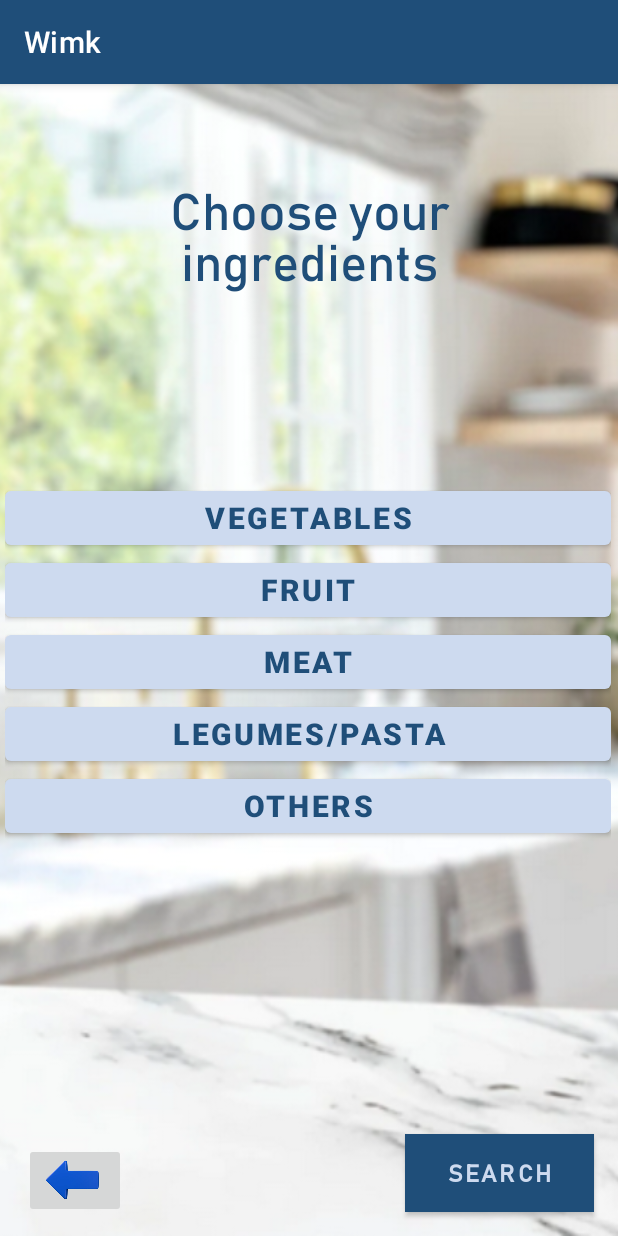
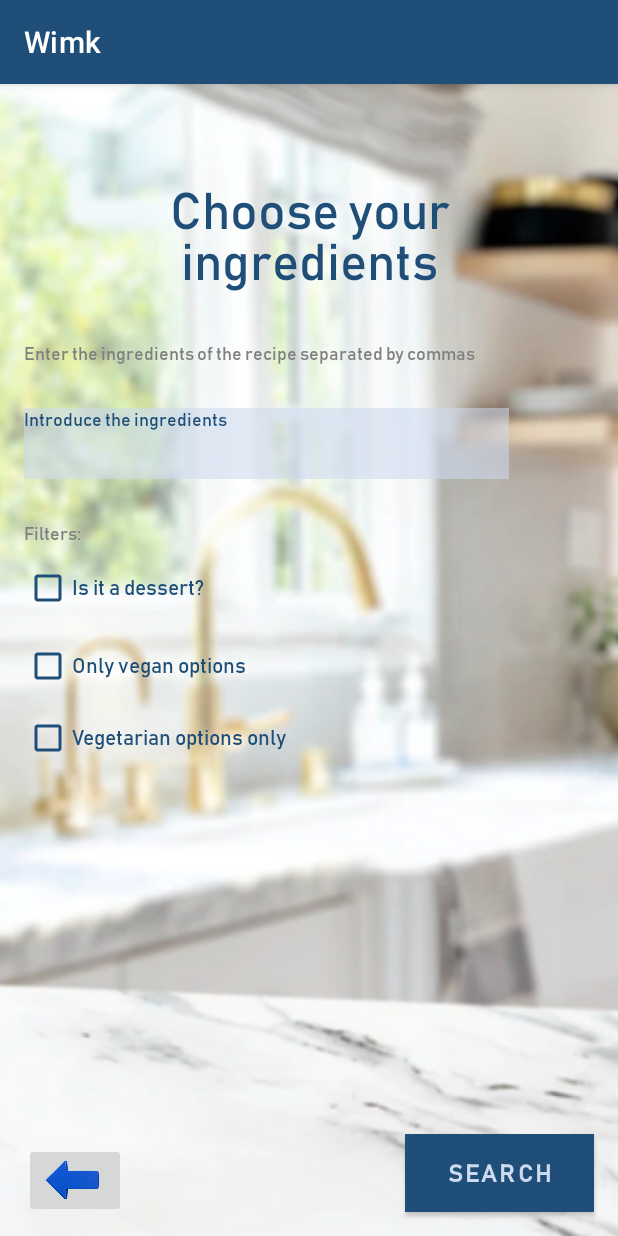
Before and after one commit to ariascary/Wimk, an Android app: the Buscar_ingredientes screen opened directly, with no data from a screen before it, on a phone screen of 412 x 824 dp. Run offline under Robolectric (Android 15) with nearby library versions, the phone set to English and light mode, and no system bars.

Commit message:
buscar ingredientes a medias y layouts

```diff
--- a/app/src/main/java/cap/aplication/wimk/Buscar_ingredientes.java
+++ b/app/src/main/java/cap/aplication/wimk/Buscar_ingredientes.java
@@ -3,55 +3,55 @@ import android.content.Intent;
 import android.os.Bundle;
 import android.view.View;
 import android.widget.Button;
+import android.widget.CheckBox;
+import android.widget.EditText;
 import android.widget.ImageButton;
 
 import androidx.appcompat.app.AppCompatActivity;
 
+import java.util.ArrayList;
+import java.util.Arrays;
+import java.util.List;
+
 public class Buscar_ingredientes extends AppCompatActivity implements View.OnClickListener {
+
+    private EditText ingredientesEditText;
+    private String ingredientes;
+    private CheckBox postreCheck;
+    private boolean postre;
+    private CheckBox vegeCheck;
+    private  CheckBox veganaCheck;
+
     @Override
     protected void onCreate(Bundle savedInstanceState) {
         super.onCreate(savedInstanceState);
         setContentView(R.layout.activity_busc_ingredient);
 
+
+        ingredientesEditText = findViewById(R.id.multiValueEditText);
+        postreCheck = findViewById(R.id.checkBox67);
+        vegeCheck = findViewById(R.id.checkBox71);
+        veganaCheck = findViewById(R.id.checkBox70);
+
         Button buscar = (Button) findViewById(R.id.button19);
         buscar.setOnClickListener(view -> {
             Intent intencion = new Intent(getApplicationContext(), SegunBus.class);
+
+            ingredientes = ingredientesEditText.getText().toString().trim();
+            List<String> listaIngredientes = new ArrayList<>(Arrays.asList(ingredientes.split(",")));
+            postre = postreCheck.isChecked();
+            boolean vegetariano = vegeCheck.isChecked();
+            boolean vegano = veganaCheck.isChecked();
+            intencion.putStringArrayListExtra("ingredientes", (ArrayList<String>)listaIngredientes);
+            intencion.putExtra("vegetariano", vegetariano);
+            intencion.putExtra("vegano", vegano);
             startActivity(intencion);
         });
 
-        Button verdu = (Button) findViewById(R.id.button13);
-        verdu.setOnClickListener(view -> {
-            Intent intencion = new Intent(getApplicationContext(), VerdurasBusq.class);
-            startActivity(intencion);
-        });
-
-        Button fru = (Button) findViewById(R.id.button14);
-        fru.setOnClickListener(view -> {
-            Intent intencion = new Intent(getApplicationContext(), FrutasBusq.class);
-            startActivity(intencion);
-        });
-
-        Button Carne = (Button) findViewById(R.id.button15);
-        Carne.setOnClickListener(view -> {
-            Intent intencion = new Intent(getApplicationContext(), CarneBusq.class);
-            startActivity(intencion);
-        });
-
-        Button frutoss = (Button) findViewById(R.id.button16);
-        frutoss.setOnClickListener(view -> {
-            Intent intencion = new Intent(getApplicationContext(), PastaBusq.class);
-            startActivity(intencion);
-        });
-
-        Button otro = (Button) findViewById(R.id.button17);
-        otro.setOnClickListener(view -> {
-            Intent intencion = new Intent(getApplicationContext(), OtroBusq.class);
-            startActivity(intencion);
-        });
 
         ImageButton flecha = (ImageButton) findViewById(R.id.imageButton100);
         flecha.setOnClickListener(view -> {
-            Intent intencion = new Intent(getApplicationContext(), VolverBusqueda.class);
+            Intent intencion = new Intent(getApplicationContext(), Principal.class);
             startActivity(intencion);
         });
 
--- a/app/src/main/res/layout/activity_busc_ingredient.xml
+++ b/app/src/main/res/layout/activity_busc_ingredient.xml
@@ -15,7 +15,9 @@
         android:scaleType="centerCrop"
         android:src="@drawable/fondo"
         app:layout_constraintBottom_toBottomOf="parent"
-        app:layout_constraintTop_toTopOf="parent" />
+        app:layout_constraintEnd_toEndOf="parent"
+        app:layout_constraintTop_toTopOf="parent"
+        app:layout_constraintVertical_bias="0.0" />
 
     <ImageButton
         android:id="@+id/imageButton100"
@@ -31,89 +33,49 @@
         app:srcCompat="@drawable/flecha"
         tools:ignore="SpeakableTextPresentCheck" />
 
-    <ScrollView
-        android:id="@+id/scrollView2"
-        android:layout_width="404dp"
-        android:layout_height="309dp"
-        android:layout_marginStart="1dp"
-        android:layout_marginEnd="1dp"
-        android:contentDescription="@string/Lechuga"
-        app:layout_constraintBottom_toBottomOf="parent"
+
+    <EditText
+        android:id="@+id/multiValueEditText"
+        android:layout_width="323dp"
+        android:layout_height="47dp"
+        android:layout_marginTop="216dp"
+        android:background="#90CDDAEF"
+        android:fontFamily="@font/letra"
+        android:gravity="top"
+        android:hint="@string/Introduceingre"
+        android:inputType="textMultiLine"
+        android:maxLines="15"
+        android:minLines="5"
+        android:textAlignment="viewStart"
+        android:textColor="@color/darkblue"
+        android:textColorHint="@color/darkblue"
+        android:textSize="12sp"
         app:layout_constraintEnd_toEndOf="parent"
-        app:layout_constraintHorizontal_bias="0.4"
+        app:layout_constraintHorizontal_bias="0.181"
         app:layout_constraintStart_toStartOf="parent"
-        app:layout_constraintTop_toTopOf="@+id/imageView"
-        app:layout_constraintVertical_bias="0.578"
-        tools:ignore="MissingConstraints">
+        app:layout_constraintTop_toTopOf="parent" />
 
-        <LinearLayout
-            android:layout_width="match_parent"
-            android:layout_height="wrap_content"
-            android:orientation="vertical">
-
-            <Button
-                android:id="@+id/button13"
-                android:layout_width="match_parent"
-                android:layout_height="wrap_content"
-                android:text="@string/Vegetales"
-                android:textAlignment="center"
-                android:textColor="@color/darkblue"
-                android:textSize="20sp"
-                android:textStyle="bold"
-                app:backgroundTint="@color/lightblue" />
-
-            <Button
-                android:id="@+id/button14"
-                android:layout_width="match_parent"
-                android:layout_height="wrap_content"
-                android:text="@string/Fruta"
-                android:textAlignment="center"
-                android:textColor="@color/darkblue"
-                android:textSize="20sp"
-                android:textStyle="bold"
-                app:backgroundTint="@color/lightblue" />
-
-            <Button
-                android:id="@+id/button15"
-                android:layout_width="match_parent"
-                android:layout_height="wrap_content"
-                android:text="@string/Carnes"
-                android:textAlignment="center"
-                android:textColor="@color/darkblue"
-                android:textSize="20sp"
-                android:textStyle="bold"
-                app:backgroundTint="@color/lightblue" />
-
-            <Button
-                android:id="@+id/button16"
-                android:layout_width="match_parent"
-                android:layout_height="wrap_content"
-                android:text="@string/LegumPasta"
-                android:textAlignment="center"
-                android:textColor="@color/darkblue"
-                android:textSize="20sp"
-                android:textStyle="bold"
-                app:backgroundTint="@color/lightblue"
-                tools:ignore="DuplicateSpeakableTextCheck" />
-
-            <Button
-                android:id="@+id/button17"
-                android:layout_width="match_parent"
-                android:layout_height="wrap_content"
-                android:text="@string/Otros"
-                android:textAlignment="center"
-                android:textColor="@color/darkblue"
-                android:textSize="20sp"
-                android:textStyle="bold"
-                app:backgroundTint="@color/lightblue" />
-
-        </LinearLayout>
-    </ScrollView>
+    <TextView
+        android:id="@+id/textView799"
+        android:layout_width="339dp"
+        android:layout_height="39dp"
+        android:layout_marginTop="172dp"
+        android:layout_marginBottom="24dp"
+        android:fontFamily="@font/letra"
+        android:hint="@string/instruccionesIngredientes"
+        android:textColor="@color/grey"
+        android:textColorHint="@color/grey"
+        android:textSize="12sp"
+        app:layout_constraintBottom_toTopOf="@+id/nombrePerfil"
+        app:layout_constraintEnd_toEndOf="parent"
+        app:layout_constraintHorizontal_bias="0.222"
+        app:layout_constraintStart_toStartOf="parent"
+        app:layout_constraintTop_toTopOf="parent" />
 
     <TextView
         android:id="@+id/text_home"
-        android:layout_width="348dp"
-        android:layout_height="97dp"
+        android:layout_width="350dp"
+        android:layout_height="104dp"
         android:fontFamily="@font/letra"
         android:text="@string/EligeIngre"
         android:textAlignment="center"
@@ -124,6 +86,83 @@
         app:layout_constraintStart_toStartOf="parent"
         app:layout_constraintTop_toTopOf="parent"
         app:layout_constraintVertical_bias="0.094" />
+
+    <CheckBox
+        android:id="@+id/checkBox71"
+        android:layout_width="311dp"
+        android:layout_height="40dp"
+        android:layout_marginTop="416dp"
+        android:fontFamily="@font/letra"
+        android:inputType="textMultiLine"
+        android:lines="15"
+        android:shadowColor="@color/lightblue"
+        android:text="@string/VEgetar"
+        android:textAlignment="viewStart"
+        android:textColor="@color/darkblue"
+        android:textColorHint="@color/darkblue"
+        app:buttonIconTint="@color/lightblue"
+        app:buttonTint="@color/darkblue"
+        app:layout_constraintEnd_toEndOf="parent"
+        app:layout_constraintHorizontal_bias="0.16"
+        app:layout_constraintStart_toStartOf="parent"
+        app:layout_constraintTop_toTopOf="parent" />
+
+    <CheckBox
+        android:id="@+id/checkBox70"
+        android:layout_width="311dp"
+        android:layout_height="40dp"
+        android:layout_marginTop="368dp"
+        android:fontFamily="@font/letra"
+        android:inputType="textMultiLine"
+        android:lines="15"
+        android:shadowColor="@color/lightblue"
+        android:text="@string/VEgana"
+        android:textAlignment="viewStart"
+        android:textColor="@color/darkblue"
+        android:textColorHint="@color/darkblue"
+        app:buttonIconTint="@color/lightblue"
+        app:buttonTint="@color/darkblue"
+        app:layout_constraintEnd_toEndOf="parent"
+        app:layout_constraintHorizontal_bias="0.16"
+        app:layout_constraintStart_toStartOf="parent"
+        app:layout_constraintTop_toTopOf="parent" />
+
+    <TextView
+        android:id="@+id/textView733"
+        android:layout_width="311dp"
+        android:layout_height="40dp"
+        android:layout_marginTop="292dp"
+        android:layout_marginBottom="24dp"
+        android:fontFamily="@font/letra"
+        android:hint="@string/PonerFiltros"
+        android:textColor="@color/grey"
+        android:textColorHint="@color/grey"
+        android:textSize="12sp"
+        app:layout_constraintBottom_toTopOf="@+id/nombrePerfil"
+        app:layout_constraintEnd_toEndOf="parent"
+        app:layout_constraintHorizontal_bias="0.16"
+        app:layout_constraintStart_toStartOf="parent"
+        app:layout_constraintTop_toTopOf="parent" />
+
+    <CheckBox
+        android:id="@+id/checkBox67"
+        android:layout_width="311dp"
+        android:layout_height="40dp"
+        android:layout_marginTop="316dp"
+        android:fontFamily="@font/letra"
+        android:inputType="textMultiLine"
+        android:lines="15"
+        android:shadowColor="@color/lightblue"
+        android:text="@string/Postre"
+        android:textAlignment="viewStart"
+        android:textColor="@color/darkblue"
+        android:textColorHint="@color/darkblue"
+        app:buttonIconTint="@color/lightblue"
+        app:buttonTint="@color/darkblue"
+        app:layout_constraintEnd_toEndOf="parent"
+        app:layout_constraintHorizontal_bias="0.16"
+        app:layout_constraintStart_toStartOf="parent"
+        app:layout_constraintTop_toTopOf="parent" />
 
     <Button
         android:id="@+id/button19"
--- a/app/src/main/res/layout/activity_recetas_info.xml
+++ b/app/src/main/res/layout/activity_recetas_info.xml
@@ -5,7 +5,7 @@
     xmlns:tools="http://schemas.android.com/tools"
     android:layout_width="match_parent"
     android:layout_height="match_parent"
-    tools:context=".ui.home.HomeFragment" >
+    tools:context="cap.aplication.wimk.PantallaInicio">
 
     <ImageView
         android:layout_width="match_parent"
--- a/app/src/main/res/values/strings.xml
+++ b/app/src/main/res/values/strings.xml
@@ -140,7 +140,7 @@
     <string name="Perfil">My profile</string>
     <string name="EligeIngre">Choose your ingredients</string>
     <string name="LegumPasta">Legumes/Pasta</string>
-    <string name="PonerFiltros">Put filters</string>
+    <string name="PonerFiltros">Filters:</string>
     <string name="Buscar">Search </string>
     <string name="RecetasBusqueda">Recipes according to your search</string>
     <string name="Menu">Menu </string>
@@ -151,11 +151,11 @@
     <string name="ModificarRece">Modify recipes</string>
     <string name="Duracion">Maximum duration of the cooking recipe</string>
     <string name="Kcal">how many calories does it have?</string>
-    <string name="ReceVege">Vegetarian Recipe</string>
-    <string name="ReceVega">Vegan recipe</string>
+    <string name="ReceVege">Is a vegetarian recipe?</string>
+    <string name="ReceVega">Is a vegan recipe?</string>
     <string name="ReceNormal">Neither vegetarian nor vegan recipe</string>
     <string name="PlatoPrin">It is a main dish</string>
-    <string name="Postre">It is a dessert</string>
+    <string name="Postre">Is it a dessert?</string>
     <string name="SoloPlatoPrin">Only main dish</string>
     <string name="SoloPostre">Only desserts</string>
     <string name="Ambas">Vegan and vegetarian recipes</string>
```
Also changed, not shown: app/src/main/java/cap/aplication/wimk/Crear_receta.java (+15 -2 lines), app/src/main/java/cap/aplication/wimk/SegunBus.java (+83 -4 lines), app/src/main/res/layout/activity_crear_receta.xml (+100 -41 lines), app/src/main/res/layout/activity_principal.xml (+11 -5 lines), app/src/main/res/layout/activity_segun_busqueda.xml (+6 -10 lines), 1 other file.
